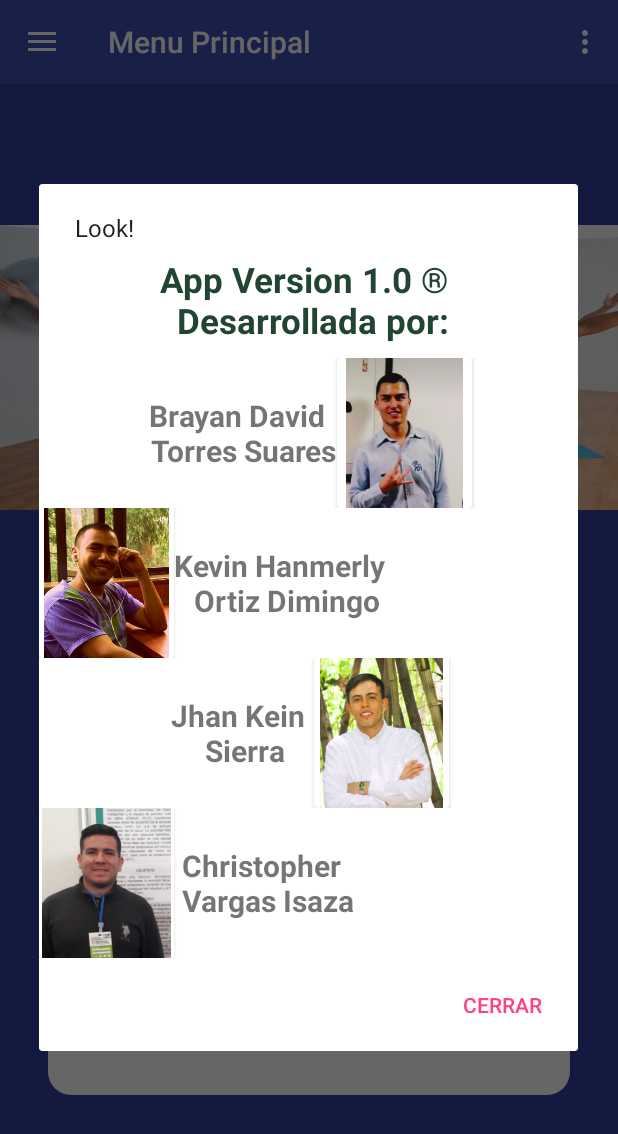
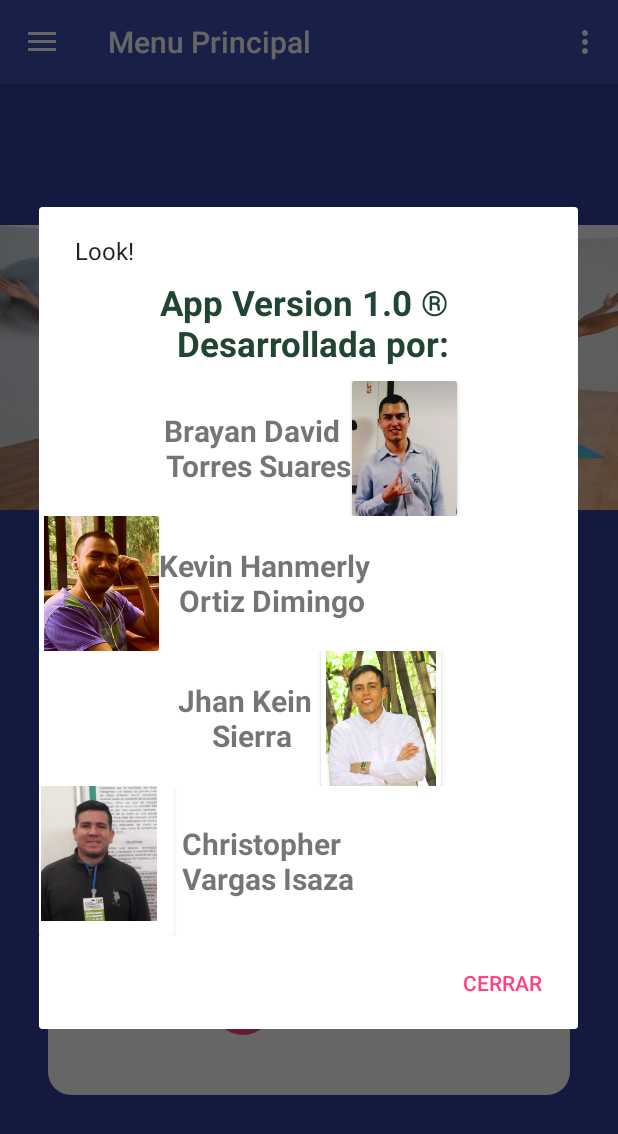
Before and after one commit to unac-dis/Air-Quality-demo, an Android app: the Navigationdrawer screen opened directly, with no data from a screen before it, in the options menu, after a tap on "Acerca de", on a phone screen of 412 x 824 dp. Shown: the top 1134 px of the screen. Run offline under Robolectric (Android 15) with nearby library versions, the phone set to English and light mode, and no system bars; our stand-ins replace Firebase (no records; nobody signed in at launch, a user with empty details on screens opened directly), Picasso; pictures from the network do not load.

Commit message:
Saving registries

```diff
--- a/app/src/main/res/layout/info.xml
+++ b/app/src/main/res/layout/info.xml
@@ -2,10 +2,10 @@
 <LinearLayout
     xmlns:android="http://schemas.android.com/apk/res/android"
     xmlns:app="http://schemas.android.com/apk/res-auto"
-    android:layout_width="300dp"
+    android:layout_width="250dp"
     android:orientation="vertical"
     android:weightSum="8"
-    android:layout_height="400dp">
+    android:layout_height="350dp">
     <TextView
         android:id="@+id/textView6"
         android:layout_width="wrap_content"
@@ -33,13 +33,13 @@
             android:textSize="20dp"
             android:textStyle="bold" />
     <android.support.v7.widget.CardView
-        android:layout_width="90dp"
-        android:layout_height="100dp"
+        android:layout_width="70dp"
+        android:layout_height="90dp"
         android:layout_alignTop="@+id/textView5">
         <ImageView
             android:id="@+id/brayan"
-            android:layout_width="90dp"
-            android:layout_height="100dp"
+            android:layout_width="70dp"
+            android:layout_height="90dp"
             android:src="@drawable/brayan" />
     </android.support.v7.widget.CardView>
     </LinearLayout>
@@ -49,8 +49,8 @@
         android:layout_height="match_parent"
         android:orientation="horizontal">
     <android.support.v7.widget.CardView
-        android:layout_width="90dp"
-        android:layout_height="100dp">
+        android:layout_width="80dp"
+        android:layout_height="90dp">
 
         <ImageView
             android:layout_width="90dp"
@@ -83,12 +83,12 @@
             android:textSize="20dp"
             android:textStyle="bold" />
     <android.support.v7.widget.CardView
-        android:layout_width="90dp"
-        android:layout_height="100dp">
+        android:layout_width="80dp"
+        android:layout_height="90dp">
         <ImageView
             android:id="@+id/imageView2"
-            android:layout_width="90dp"
-            android:layout_height="100dp"
+            android:layout_width="80dp"
+            android:layout_height="90dp"
             app:srcCompat="@drawable/jhnak" />
     </android.support.v7.widget.CardView>
 
@@ -103,8 +103,8 @@
         android:layout_height="100dp">
         <ImageView
             android:id="@+id/imageView3"
-            android:layout_width="90dp"
-            android:layout_height="100dp"
+            android:layout_width="80dp"
+            android:layout_height="90dp"
             app:srcCompat="@drawable/christofer" />
     </android.support.v7.widget.CardView>
         <TextView
--- a/app/src/main/res/menu/activity_navigationdrawer_drawer.xml
+++ b/app/src/main/res/menu/activity_navigationdrawer_drawer.xml
@@ -2,37 +2,61 @@
 <menu xmlns:android="http://schemas.android.com/apk/res/android"
     xmlns:tools="http://schemas.android.com/tools"
     tools:showIn="navigation_view">
+    <group android:checkableBehavior="single">
+        <item android:title="Ver Resultados">
+        <menu>
 
-    <group android:checkableBehavior="single">
+
             <item
                 android:id="@+id/nav_resumenmensual"
                 android:icon="@drawable/ic_resumen_icon"
                 android:title="Resumen Mensual" />
+
             <item
                 android:id="@+id/nav_resumensemanal"
                 android:icon="@drawable/ic_resumensemanal_icon"
                 android:title="Resumen Semanal" />
+
+        </menu>
+    </item>
+    <item android:title="Ver Calidad del aire">
+        <menu>
+
             <item
                 android:id="@+id/nav_estadodelclima"
                 android:icon="@drawable/ic_clima_icon"
                 android:title="Estado del Clima" />
+
+        </menu>
+    </item>
+    <item android:title="Caminar">
+        <menu>
+
             <item
                 android:id="@+id/nav_podometro"
                 android:icon="@drawable/ic_depie_icon"
                 android:title="Podómetro" />
+
+        </menu>
+    </item>
+        <item android:title="Descansar">
+            <menu>
+
+                <item
+                    android:id="@+id/nav_descansar"
+                    android:icon="@drawable/ic_depie_icon"
+                    android:title="Dormir" />
+
+            </menu>
+        </item>
 </group>
 
 <item android:title="Otros">
 <menu>
-            <item
-                android:id="@+id/nav_share"
-                android:icon="@drawable/ic_menu_share"
-                android:title="Share" />
     <item
         android:id="@+id/nav_salir"
         android:icon="@drawable/ic_salir_icon"
         android:title="Salir" />
 </menu>
 </item>
-
     </menu>
--- a/app/src/main/res/values/strings.xml
+++ b/app/src/main/res/values/strings.xml
@@ -40,6 +40,7 @@
     <string name="action_settings">Acerca de</string>
 
     <string name="title">Air Quality...</string>
+    <string name="Registro">Registra tu información</string>
     <string name="title_activity_navigationdrawer">Menu Principal</string>
     <string name="navigation_drawer_open">Open navigation drawer</string>
     <string name="navigation_drawer_close">Close navigation drawer</string>
@@ -53,4 +54,7 @@
     <string name="christofer">Christopher \n Vargas Isaza</string>
     <!-- TODO: Remove or change this placeholder text -->
     <string name="hello_blank_fragment"></string>
+    <string name="dormir">dormir</string>
+    <string name="pausar">Pausar</string>
+    <string name="despertar">Despertar</string>
 </resources>
```
Also changed, not shown: app/src/main/java/co/edu/unac/iotunac/LocalRepository/functions/UserRepository.java (+10 -10 lines), app/src/main/java/co/edu/unac/iotunac/functions/TaskRegistro.java (+50 -25 lines), app/src/main/java/co/edu/unac/iotunac/functions/User.java (renamed from app/src/main/java/co/edu/unac/iotunac/functions/Users.java, +1 -15 lines), app/src/main/java/co/edu/unac/iotunac/view/CalcularIMC.java (+38 -28 lines), app/src/main/java/co/edu/unac/iotunac/view/Descanso.java (added, +58 -0 lines), app/src/main/java/co/edu/unac/iotunac/view/Navigationdrawer.java (+4 -19 lines), app/src/main/res/layout/activity_descanso.xml (added, +40 -0 lines), app/src/main/res/layout/calculate_imc.xml (+4 -13 lines), app/src/main/res/drawable/ic_despertar_icon.png (added), app/src/main/res/drawable/ic_dormirsleep_icon.png (added), app/src/main/res/drawable/ic_pausarconteo_icon.png (added), app/src/main/res/drawable/imganochecer.jpg (added). Lines whose indentation alone changed are shown as unchanged.
